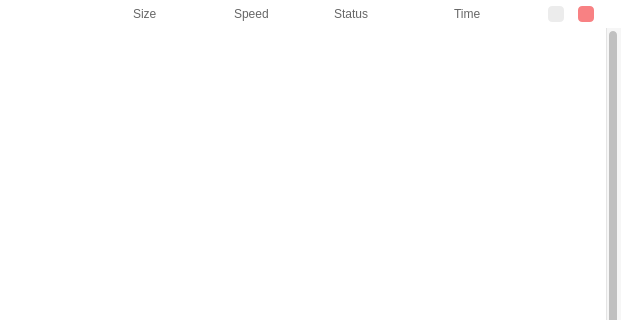
The window that src/MEGASync/gui/linux/TransfersWidget.ui (meganz/MEGAsync) describes before a commit, drawn with Qt 5; both pictures show x 188 to 809 and y 0 to 320 of the 809 by 642 pixel window.
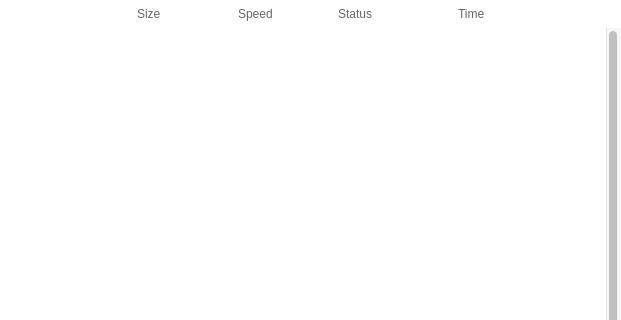
The same window after the commit. Icons and pictures are not drawn. Custom widgets are drawn as their Qt base class.

Commit message: Transfer Manager: include and use new assets, cleanup temp ones

```diff
--- a/src/MEGASync/gui/linux/TransfersWidget.ui
+++ b/src/MEGASync/gui/linux/TransfersWidget.ui
@@ -79,25 +79,14 @@
 
 #wTableHeader QToolButton
 {
-    height: 16px;
-    max-height: 16px;
-    min-height: 16px;
-    width: 16px;
-    max-width: 16px;
-    min-width: 16px;
-    border-radius: 4px;
-    margin-right: 12px;
-    qProperty-iconSize: 16px;
-}
-
-#tCancelAll
-{
-     background-color: #F88183;
-}
-
-#tPauseResumeAll
-{
-    background-color: #ECECEC;
+    height: 24px;
+    max-height: 24px;
+    min-height: 24px;
+    width: 24px;
+    max-width: 24px;
+    min-width: 24px;
+    qProperty-iconSize: 24px;
+    border: none;
 }
 
 #wTableHeader QLabel, #wTableHeader  QPushButton
```
Left out of the diff: 4 changed lines with no effect on the pictures. The commit also changes 165 other files.
